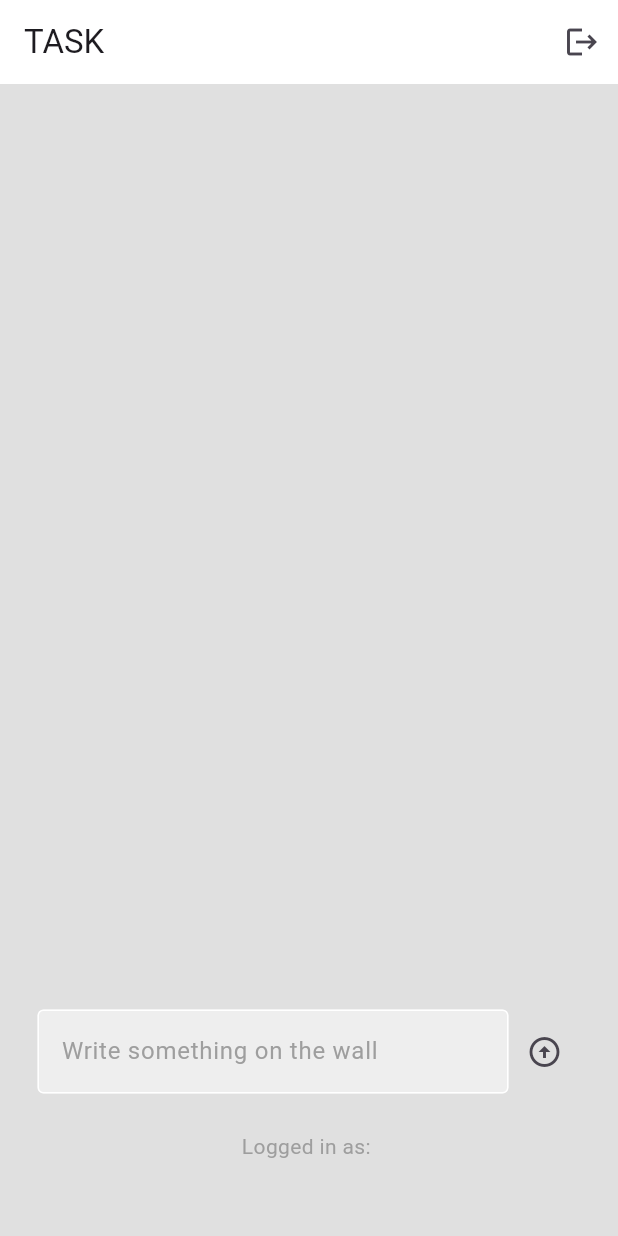
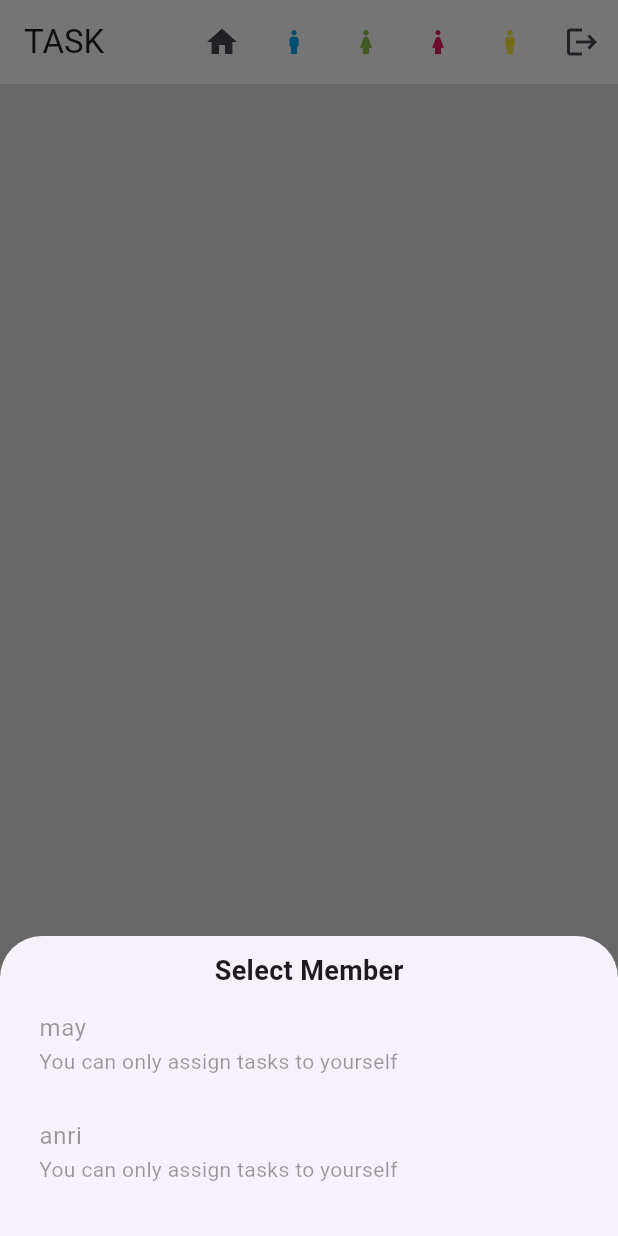
Before and after one commit to Akira-Zen/task, a Flutter app: the screen it shows once a user with an empty profile is signed in, after a tap on the "arrow circle up" icon, on a phone screen of 412 x 824 dp. Run offline on Flutter 3.47's test engine with Material 3 defaults, Android fonts, the phone set to English and light mode, and no system bars; our stand-ins replace cloud_firestore, firebase_auth, firebase_core; accounts and stored records are empty.

Commit message:
Second commit

```diff
--- a/lib/pages/home_page.dart
+++ b/lib/pages/home_page.dart
@@ -3,6 +3,10 @@ import 'package:firebase_auth/firebase_auth.dart';
 import 'package:flutter/material.dart';
 import 'package:flutter_application_1/components/text_field.dart';
 import 'package:flutter_application_1/components/wall_post.dart';
+import 'package:flutter_application_1/pages/page1.dart';
+import 'package:flutter_application_1/pages/page2.dart';
+import 'package:flutter_application_1/pages/page3.dart';
+import 'package:flutter_application_1/pages/page4.dart';
 
 class HomePage extends StatefulWidget {
   const HomePage({super.key});
@@ -12,69 +16,161 @@ class HomePage extends StatefulWidget {
 }
 
 class _HomePageState extends State<HomePage> {
-  //user
   final currentUser = FirebaseAuth.instance.currentUser!;
-  //text controller
   final textController = TextEditingController();
 
-  //sign user out
+  // Sign out user
   void signOut() {
     FirebaseAuth.instance.signOut();
   }
 
-  //post message
-  void postMessage() {
-    //only post if there is something in the textfield
+  // Post message to Firestore based on collection name
+  void postMessage(String collectionName) {
     if (textController.text.isNotEmpty) {
-      //store in firebase
-      FirebaseFirestore.instance.collection("User Post").add({
+      FirebaseFirestore.instance.collection(collectionName).add({
         'UserEmail': currentUser.email,
         'Message': textController.text,
         'TimeStamp': Timestamp.now(),
       });
     }
 
-    // clear the textfield
     setState(() {
       textController.clear();
     });
   }
 
-//Access the document in Firebase
+  // Show collection selection as a bottom sheet
+  void showCollectionSelectionSheet() {
+    showModalBottomSheet(
+      context: context,
+      builder: (BuildContext context) {
+        return Container(
+          height: 200, // Height of the bottom sheet
+          padding: const EdgeInsets.all(10),
+          child: Column(
+            children: [
+              const Text(
+                "Select Member",
+                style: TextStyle(fontSize: 18, fontWeight: FontWeight.bold),
+              ),
+              Expanded(
+                child: ListView(
+                  children: [
+                    _buildCollectionOption("may"),
+                    _buildCollectionOption("anri"),
+                    _buildCollectionOption("sofiia"),
+                    _buildCollectionOption("khrystyna"),
+                  ],
+                ),
+              ),
+            ],
+          ),
+        );
+      },
+    );
+  }
+
+  // Build each collection option button
+  Widget _buildCollectionOption(String collectionName) {
+    // Check if the user can assign tasks to others or only to themselves
+    if (currentUser.email == "may@gmail.com" ||
+        currentUser.email == "$collectionName@gmail.com") {
+      return ListTile(
+        title: Text(collectionName),
+        onTap: () {
+          postMessage(collectionName); // Assign task to the selected member
+          Navigator.pop(context); // Close the bottom sheet after selection
+        },
+      );
+    } else {
+      // If the user is not allowed to assign tasks to this member, make the option disabled
+      return ListTile(
+        title: Text(collectionName),
+        enabled: false, // Disable the task assignment for others
+        subtitle: const Text("You can only assign tasks to yourself"),
+      );
+    }
+  }
+
   @override
   Widget build(BuildContext context) {
     return Scaffold(
       backgroundColor: Colors.grey[300],
       appBar: AppBar(
-        title: Text("TASK"),
+        title: const Text("TASK"),
         backgroundColor: Colors.white,
         actions: [
-          //sign out button
+          // Home Button
+          IconButton(
+            onPressed: () {
+              Navigator.push(
+                context,
+                MaterialPageRoute(builder: (context) => const HomePage()),
+              );
+            },
+            icon: const Icon(Icons.home),
+          ),
+          // Page 1 Button
+          IconButton(
+            onPressed: () {
+              Navigator.push(
+                context,
+                MaterialPageRoute(builder: (context) => Pageone()),
+              );
+            },
+            icon: const Icon(Icons.boy, color: Colors.lightBlue),
+          ),
+          // Page 2 Button
+          IconButton(
+            onPressed: () {
+              Navigator.push(
+                context,
+                MaterialPageRoute(builder: (context) => Pagetwo()),
+              );
+            },
+            icon: const Icon(Icons.girl, color: Colors.lightGreen),
+          ),
+          // Page 3 Button
+          IconButton(
+            onPressed: () {
+              Navigator.push(
+                context,
+                MaterialPageRoute(builder: (context) => Pagethree()),
+              );
+            },
+            icon: const Icon(Icons.girl, color: Colors.pink),
+          ),
+          // Page 4 Button
+          IconButton(
+            onPressed: () {
+              Navigator.push(
+                context,
+                MaterialPageRoute(builder: (context) => Pagefour()),
+              );
+            },
+            icon: const Icon(Icons.boy, color: Colors.yellow),
+          ),
+          // Sign Out Button at the end
           IconButton(
             onPressed: signOut,
-            icon: Icon(Icons.logout),
+            icon: const Icon(Icons.logout),
           ),
         ],
       ),
       body: Center(
         child: Column(
           children: [
-            //the wall
             Expanded(
               child: StreamBuilder(
                 stream: FirebaseFirestore.instance
-                    .collection("User Post")
-                    .orderBy(
-                      "TimeStamp",
-                      descending: false,
-                    )
+                    .collection("User Post") // Initially fetch from "User Post"
+                    .orderBy("TimeStamp", descending: false)
                     .snapshots(),
                 builder: (context, snapshot) {
                   if (snapshot.hasData) {
                     return ListView.builder(
                       itemCount: snapshot.data!.docs.length,
                       itemBuilder: (context, index) {
-                        //get the message
                         final post = snapshot.data!.docs[index];
                         return WallPost(
                           message: post['Message'],
@@ -85,7 +181,7 @@ class _HomePageState extends State<HomePage> {
                     );
                   } else if (snapshot.hasError) {
                     return Center(
-                      child: Text('Error:${snapshot.error}'),
+                      child: Text('Error: ${snapshot.error}'),
                     );
                   }
                   return const Center(
@@ -94,34 +190,30 @@ class _HomePageState extends State<HomePage> {
                 },
               ),
             ),
-            //post message
             Padding(
               padding: const EdgeInsets.all(25.0),
               child: Row(
                 children: [
-                  //textview
                   Expanded(
-                      child: MyTextField(
-                          controller: textController,
-                          hintText: 'Write something on the wall',
-                          obscureText: false)),
-                  //post button
+                    child: MyTextField(
+                      controller: textController,
+                      hintText: 'Assign the task',
+                      obscureText: false,
+                    ),
+                  ),
                   IconButton(
-                    onPressed: postMessage,
+                    onPressed:
+                        showCollectionSelectionSheet, // Show the bottom sheet
                     icon: const Icon(Icons.arrow_circle_up),
-                  )
+                  ),
                 ],
               ),
             ),
-            //logged in as
             Text(
               "Logged in as: ${currentUser.email!}",
-              style: TextStyle(color: Colors.grey),
+              style: const TextStyle(color: Colors.grey),
             ),
-
-            const SizedBox(
-              height: 50,
-            ),
+            const SizedBox(height: 50),
           ],
         ),
       ),
```
Also changed, not shown: lib/components/wall_post.dart (+29 -17 lines), lib/pages/page1.dart (added, +46 -0 lines), lib/pages/page2.dart (added, +46 -0 lines), lib/pages/page3.dart (added, +47 -0 lines), lib/pages/page4.dart (added, +46 -0 lines).
